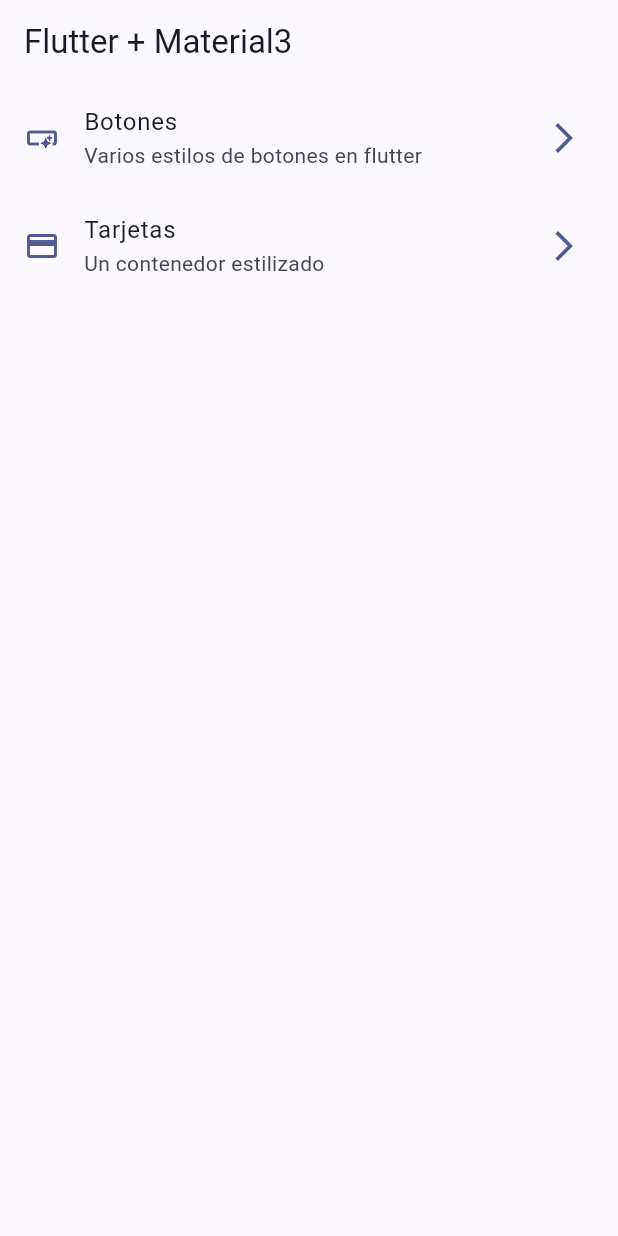
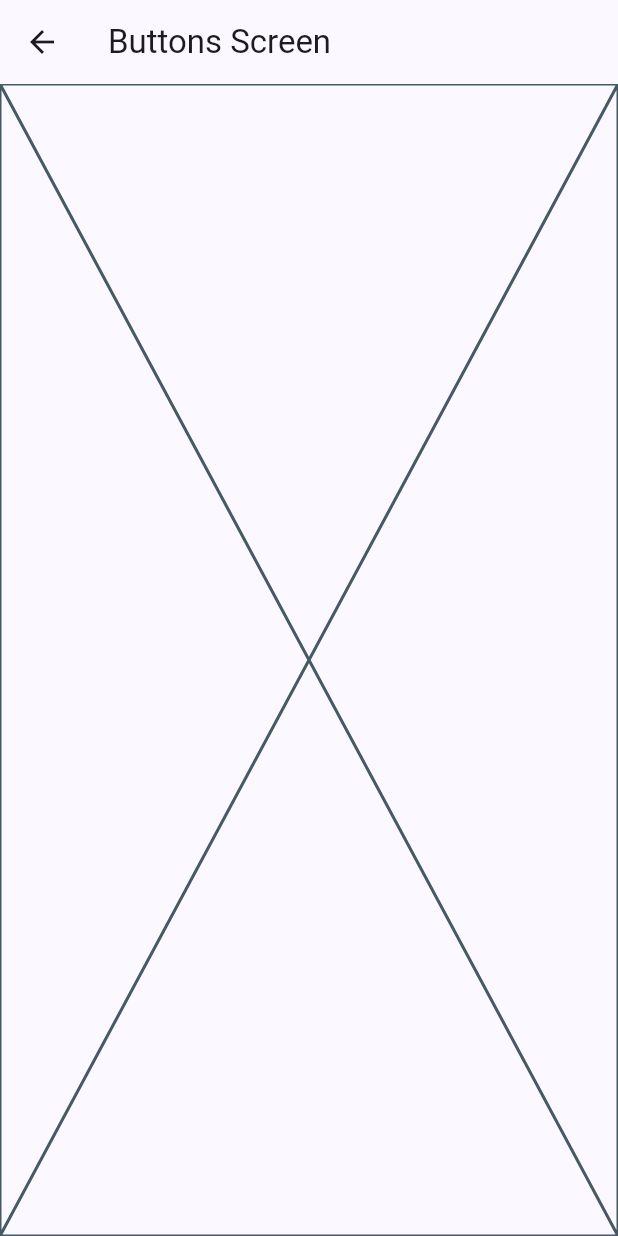
Before and after one commit to manuelsalinas-mx/Flutter-Projects, a Flutter app: the screen it shows after launch, after a tap on "Botones", on a phone screen of 412 x 824 dp. Run offline on Flutter 3.47's test engine with Material 3 defaults, Android fonts, the phone set to English and light mode, and no system bars; our stand-ins replace animate_do, dio, video_player.

Commit message:
rutas basicas de navegacion configuradas

```diff
--- a/widgets_app/lib/config/menu/menu_items.dart
+++ b/widgets_app/lib/config/menu/menu_items.dart
@@ -15,6 +15,6 @@ class MenuItem {
 
 const appMenuItems = <MenuItem>[
   MenuItem(title: 'Botones', subtitle: 'Varios estilos de botones en flutter', link: '/buttons', icon: Icons.smart_button_outlined),
- MenuItem(title: 'Tarjetas', subtitle: 'Un contenedor estilizado', link: '/card', icon: Icons.credit_card),
+ MenuItem(title: 'Tarjetas', subtitle: 'Un contenedor estilizado', link: '/cards', icon: Icons.credit_card),
 
 ];
--- a/widgets_app/lib/main.dart
+++ b/widgets_app/lib/main.dart
@@ -1,5 +1,7 @@
 import 'package:flutter/material.dart';
 import 'package:widgets_app/config/theme/app_theme.dart';
+import 'package:widgets_app/presentation/screens/buttons/buttons_screen.dart';
+import 'package:widgets_app/presentation/screens/cards/cards_screen.dart';
 import 'package:widgets_app/presentation/screens/home/home_screen.dart';
 
 void main() {
@@ -15,6 +17,10 @@ class MainApp extends StatelessWidget {
       debugShowCheckedModeBanner: false,
       theme: AppTheme(selectedColor: 8).getTheme(),
       home: const HomeScreen(),
+      routes: {
+        '/buttons': (context) => ButtonsScreen(),
+        '/cards': (context) => CardsScreen(),
+      },
     );
   }
 }
--- /dev/null
+++ b/widgets_app/lib/presentation/screens/buttons/buttons_screen.dart
@@ -0,0 +1,13 @@
+import 'package:flutter/material.dart';
+
+class ButtonsScreen extends StatelessWidget {
+  const ButtonsScreen({super.key});
+
+  @override
+  Widget build(BuildContext context) {
+    return Scaffold(
+      appBar: AppBar(title: const Text('Buttons Screen')),
+      body: const Placeholder(),
+    );
+  }
+}
--- a/widgets_app/lib/presentation/screens/home/home_screen.dart
+++ b/widgets_app/lib/presentation/screens/home/home_screen.dart
@@ -1,5 +1,6 @@
 import 'package:flutter/material.dart';
 import 'package:widgets_app/config/menu/menu_items.dart';
+import 'package:widgets_app/presentation/screens/buttons/buttons_screen.dart';
 
 class HomeScreen extends StatelessWidget {
   const HomeScreen({super.key});
@@ -46,7 +47,18 @@ class _CustomListTile extends StatelessWidget {
       title: Text(item.title),
       subtitle: Text(item.subtitle),
       onTap: () {
+        // Navegar a otra pantalla - Navigator
+        /*
+          Navigator.of(context).push(
+          MaterialPageRoute(
+            builder: (context) => const ButtonsScreen(),
+          ),
+        );
+        */
+        // Navegar a otra pantalla - Rutas (check main.dart)
+        Navigator.pushNamed(context, item.link);
 
+        // Navegar a otra pantalla - GoRouter (el favorito)
       },
     );
   }
```
Also changed, not shown: widgets_app/lib/presentation/screens/cards/cards_screen.dart (added, +13 -0 lines).
